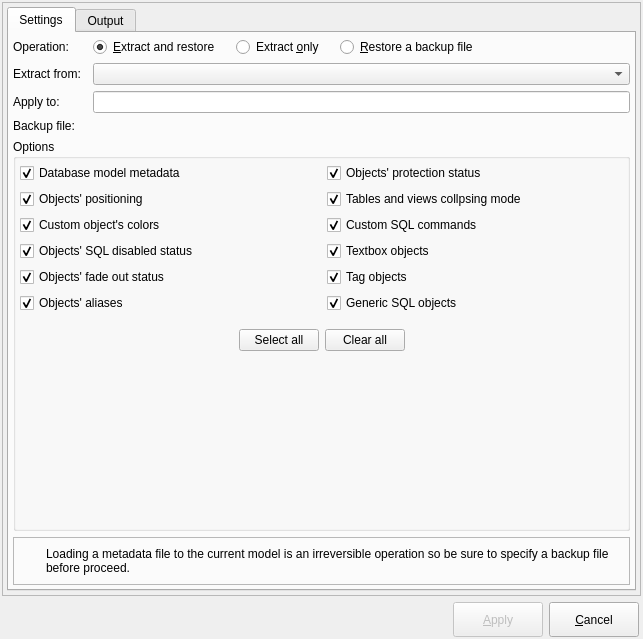
First picture: the form in libpgmodeler_ui/ui/metadatahandlingform.ui, repository pgmodeler/pgmodeler, before the edit.
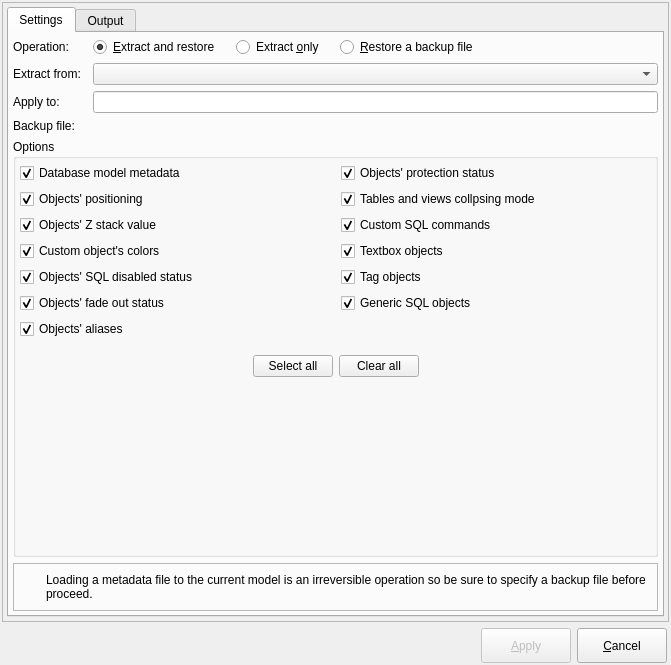
Second picture: the form after the edit. Icons and pictures are not drawn.

Commit message: Added support to save/restore z value attribute in MetadataHandlingForm

The edit to the form file:
```diff
--- a/libpgmodeler_ui/ui/metadatahandlingform.ui
+++ b/libpgmodeler_ui/ui/metadatahandlingform.ui
@@ -6,8 +6,8 @@
    <rect>
     <x>0</x>
     <y>0</y>
-    <width>643</width>
-    <height>639</height>
+    <width>671</width>
+    <height>665</height>
    </rect>
   </property>
   <property name="windowTitle">
@@ -321,16 +321,93 @@
              <property name="horizontalSpacing">
               <number>10</number>
              </property>
-             <item row="6" column="0">
-              <layout class="QHBoxLayout" name="horizontalLayout_21">
+             <item row="13" column="0" colspan="2">
+              <widget class="QWidget" name="widget" native="true">
+               <property name="minimumSize">
+                <size>
+                 <width>0</width>
+                 <height>0</height>
+                </size>
+               </property>
+               <layout class="QHBoxLayout" name="horizontalLayout_2">
+                <property name="spacing">
+                 <number>6</number>
+                </property>
+                <property name="leftMargin">
+                 <number>0</number>
+                </property>
+                <property name="topMargin">
+                 <number>10</number>
+                </property>
+                <property name="rightMargin">
+                 <number>0</number>
+                </property>
+                <property name="bottomMargin">
+                 <number>0</number>
+                </property>
                <item>
-                <widget class="QCheckBox" name="objs_aliases_chk">
+                 <spacer name="horizontalSpacer_4">
+                  <property name="orientation">
+                   <enum>Qt::Horizontal</enum>
+                  </property>
+                  <property name="sizeHint" stdset="0">
+                   <size>
+                    <width>40</width>
+                    <height>20</height>
+                   </size>
+                  </property>
+                 </spacer>
+                </item>
+                <item>
+                 <widget class="QPushButton" name="select_all_btn">
                  <property name="sizePolicy">
                   <sizepolicy hsizetype="Preferred" vsizetype="Fixed">
                    <horstretch>0</horstretch>
                    <verstretch>0</verstretch>
                   </sizepolicy>
                  </property>
+                  <property name="text">
+                   <string>Select all</string>
+                  </property>
+                 </widget>
+                </item>
+                <item>
+                 <widget class="QPushButton" name="clear_all_btn">
+                  <property name="sizePolicy">
+                   <sizepolicy hsizetype="Preferred" vsizetype="Fixed">
+                    <horstretch>0</horstretch>
+                    <verstretch>0</verstretch>
+                   </sizepolicy>
+                  </property>
+                  <property name="text">
+                   <string>Clear all</string>
+                  </property>
+                 </widget>
+                </item>
+                <item>
+                 <spacer name="horizontalSpacer_5">
+                  <property name="orientation">
+                   <enum>Qt::Horizontal</enum>
+                  </property>
+                  <property name="sizeHint" stdset="0">
+                   <size>
+                    <width>40</width>
+                    <height>20</height>
+                   </size>
+                  </property>
+                 </spacer>
+                </item>
+               </layout>
+              </widget>
+             </item>
+             <item row="1" column="1">
+              <widget class="QCheckBox" name="objs_collapse_mode_chk">
+               <property name="sizePolicy">
+                <sizepolicy hsizetype="Preferred" vsizetype="Fixed">
+                 <horstretch>0</horstretch>
+                 <verstretch>0</verstretch>
+                </sizepolicy>
+               </property>
                  <property name="toolTip">
                   <string>&lt;p&gt;Handles the objects' aliases  in the metadata file. Only for graphical objects and table's children objects.&lt;/p&gt;</string>
                  </property>
@@ -338,19 +415,37 @@
                   <string/>
                  </property>
                  <property name="text">
-                  <string>Objects' aliases</string>
+                <string>Tables and views collpsing mode</string>
                  </property>
                  <property name="checked">
                   <bool>true</bool>
                  </property>
                 </widget>
                </item>
-              </layout>
+             <item row="3" column="0">
+              <widget class="QCheckBox" name="custom_colors_chk">
+               <property name="sizePolicy">
+                <sizepolicy hsizetype="Preferred" vsizetype="Fixed">
+                 <horstretch>0</horstretch>
+                 <verstretch>0</verstretch>
+                </sizepolicy>
+               </property>
+               <property name="toolTip">
+                <string>&lt;p&gt;Handles the objects' custom colors in the metadata file. Currently available only for relationships and schemas.&lt;/p&gt;</string>
+               </property>
+               <property name="statusTip">
+                <string/>
+               </property>
+               <property name="text">
+                <string>Custom object's colors</string>
+               </property>
+               <property name="checked">
+                <bool>true</bool>
+               </property>
+              </widget>
              </item>
-             <item row="1" column="0">
-              <layout class="QHBoxLayout" name="horizontalLayout_15">
-               <item>
-                <widget class="QCheckBox" name="objs_positioning_chk">
+             <item row="0" column="0">
+              <widget class="QCheckBox" name="db_metadata_chk">
                  <property name="sizePolicy">
                   <sizepolicy hsizetype="Preferred" vsizetype="Fixed">
                    <horstretch>0</horstretch>
@@ -364,16 +459,14 @@
                   <string/>
                  </property>
                  <property name="text">
-                  <string>Objects' positioning</string>
+                <string>Database model metadata</string>
                  </property>
                  <property name="checked">
                   <bool>true</bool>
                  </property>
                 </widget>
                </item>
-              </layout>
-             </item>
-             <item row="8" column="0" colspan="2">
+             <item row="14" column="0" colspan="2">
               <spacer name="verticalSpacer">
                <property name="orientation">
                 <enum>Qt::Vertical</enum>
@@ -386,35 +479,7 @@
                </property>
               </spacer>
              </item>
-             <item row="2" column="0">
-              <layout class="QHBoxLayout" name="horizontalLayout_17">
-               <item>
-                <widget class="QCheckBox" name="custom_colors_chk">
-                 <property name="sizePolicy">
-                  <sizepolicy hsizetype="Preferred" vsizetype="Fixed">
-                   <horstretch>0</horstretch>
-                   <verstretch>0</verstretch>
-                  </sizepolicy>
-                 </property>
-                 <property name="toolTip">
-                  <string>&lt;p&gt;Handles the objects' custom colors in the metadata file. Currently available only for relationships and schemas.&lt;/p&gt;</string>
-                 </property>
-                 <property name="statusTip">
-                  <string/>
-                 </property>
-                 <property name="text">
-                  <string>Custom object's colors</string>
-                 </property>
-                 <property name="checked">
-                  <bool>true</bool>
-                 </property>
-                </widget>
-               </item>
-              </layout>
-             </item>
              <item row="0" column="1">
-              <layout class="QHBoxLayout" name="horizontalLayout_11">
-               <item>
                 <widget class="QCheckBox" name="objs_protection_chk">
                  <property name="sizePolicy">
                   <sizepolicy hsizetype="Preferred" vsizetype="Fixed">
@@ -436,63 +501,7 @@
                  </property>
                 </widget>
                </item>
-              </layout>
-             </item>
-             <item row="3" column="0">
-              <layout class="QHBoxLayout" name="horizontalLayout_12">
-               <item>
-                <widget class="QCheckBox" name="objs_sql_disabled_chk">
-                 <property name="sizePolicy">
-                  <sizepolicy hsizetype="Preferred" vsizetype="Fixed">
-                   <horstretch>0</horstretch>
-                   <verstretch>0</verstretch>
-                  </sizepolicy>
-                 </property>
-                 <property name="toolTip">
-                  <string>Handles the objects' SQL disabled status in the metadata file.</string>
-                 </property>
-                 <property name="statusTip">
-                  <string/>
-                 </property>
-                 <property name="text">
-                  <string>Objects' SQL disabled status</string>
-                 </property>
-                 <property name="checked">
-                  <bool>true</bool>
-                 </property>
-                </widget>
-               </item>
-              </layout>
-             </item>
-             <item row="0" column="0">
-              <layout class="QHBoxLayout" name="horizontalLayout_10">
-               <item>
-                <widget class="QCheckBox" name="db_metadata_chk">
-                 <property name="sizePolicy">
-                  <sizepolicy hsizetype="Preferred" vsizetype="Fixed">
-                   <horstretch>0</horstretch>
-                   <verstretch>0</verstretch>
-                  </sizepolicy>
-                 </property>
-                 <property name="toolTip">
-                  <string>&lt;p&gt;Handles the following database model attributes in the metadata file: author, zoom factor, last position and default objects.&lt;/p&gt;</string>
-                 </property>
-                 <property name="statusTip">
-                  <string/>
-                 </property>
-                 <property name="text">
-                  <string>Database model metadata</string>
-                 </property>
-                 <property name="checked">
-                  <bool>true</bool>
-                 </property>
-                </widget>
-               </item>
-              </layout>
-             </item>
              <item row="5" column="0">
-              <layout class="QHBoxLayout" name="horizontalLayout_18">
-               <item>
                 <widget class="QCheckBox" name="objs_fadedout_chk">
                  <property name="sizePolicy">
                   <sizepolicy hsizetype="Preferred" vsizetype="Fixed">
@@ -514,12 +523,30 @@
                  </property>
                 </widget>
                </item>
-              </layout>
+             <item row="6" column="0">
+              <widget class="QCheckBox" name="objs_aliases_chk">
+               <property name="sizePolicy">
+                <sizepolicy hsizetype="Preferred" vsizetype="Fixed">
+                 <horstretch>0</horstretch>
+                 <verstretch>0</verstretch>
+                </sizepolicy>
+               </property>
+               <property name="toolTip">
+                <string>&lt;p&gt;Handles the objects' aliases  in the metadata file. Only for graphical objects and table's children objects.&lt;/p&gt;</string>
+               </property>
+               <property name="statusTip">
+                <string/>
+               </property>
+               <property name="text">
+                <string>Objects' aliases</string>
+               </property>
+               <property name="checked">
+                <bool>true</bool>
+               </property>
+              </widget>
              </item>
-             <item row="5" column="1">
-              <layout class="QHBoxLayout" name="horizontalLayout_14">
-               <item>
-                <widget class="QCheckBox" name="tag_objs_chk">
+             <item row="1" column="0">
+              <widget class="QCheckBox" name="objs_positioning_chk">
                  <property name="sizePolicy">
                   <sizepolicy hsizetype="Preferred" vsizetype="Fixed">
                    <horstretch>0</horstretch>
@@ -533,19 +560,15 @@
                   <string/>
                  </property>
                  <property name="text">
-                  <string>Tag objects</string>
+                <string>Objects' positioning</string>
                  </property>
                  <property name="checked">
                   <bool>true</bool>
                  </property>
                 </widget>
                </item>
-              </layout>
-             </item>
-             <item row="3" column="1">
-              <layout class="QHBoxLayout" name="horizontalLayout_13">
-               <item>
-                <widget class="QCheckBox" name="textbox_objs_chk">
+             <item row="4" column="0">
+              <widget class="QCheckBox" name="objs_sql_disabled_chk">
                  <property name="sizePolicy">
                   <sizepolicy hsizetype="Preferred" vsizetype="Fixed">
                    <horstretch>0</horstretch>
@@ -559,18 +582,36 @@
                   <string/>
                  </property>
                  <property name="text">
-                  <string>Textbox objects</string>
+                <string>Objects' SQL disabled status</string>
                  </property>
                  <property name="checked">
                   <bool>true</bool>
                  </property>
                 </widget>
                </item>
-              </layout>
+             <item row="2" column="0">
+              <widget class="QCheckBox" name="objs_z_stack_value_chk">
+               <property name="sizePolicy">
+                <sizepolicy hsizetype="Preferred" vsizetype="Fixed">
+                 <horstretch>0</horstretch>
+                 <verstretch>0</verstretch>
+                </sizepolicy>
+               </property>
+               <property name="toolTip">
+                <string>Handles the objects' z stack value in the metadata file.</string>
+               </property>
+               <property name="statusTip">
+                <string/>
+               </property>
+               <property name="text">
+                <string>Objects' Z stack value</string>
+               </property>
+               <property name="checked">
+                <bool>true</bool>
+               </property>
+              </widget>
              </item>
              <item row="2" column="1">
-              <layout class="QHBoxLayout" name="horizontalLayout_16">
-               <item>
                 <widget class="QCheckBox" name="custom_sql_chk">
                  <property name="sizePolicy">
                   <sizepolicy hsizetype="Preferred" vsizetype="Fixed">
@@ -592,12 +633,30 @@
                  </property>
                 </widget>
                </item>
-              </layout>
+             <item row="3" column="1">
+              <widget class="QCheckBox" name="textbox_objs_chk">
+               <property name="sizePolicy">
+                <sizepolicy hsizetype="Preferred" vsizetype="Fixed">
+                 <horstretch>0</horstretch>
+                 <verstretch>0</verstretch>
+                </sizepolicy>
+               </property>
+               <property name="toolTip">
+                <string>&lt;p&gt;Save textboxes to the output file when extracting metadata. When loading the file, the textboxes are recreated and duplicated ones are ignored.&lt;/p&gt;</string>
+               </property>
+               <property name="statusTip">
+                <string/>
+               </property>
+               <property name="text">
+                <string>Textbox objects</string>
+               </property>
+               <property name="checked">
+                <bool>true</bool>
+               </property>
+              </widget>
              </item>
-             <item row="1" column="1">
-              <layout class="QHBoxLayout" name="horizontalLayout_19">
-               <item>
-                <widget class="QCheckBox" name="objs_collapse_mode_chk">
+             <item row="4" column="1">
+              <widget class="QCheckBox" name="tag_objs_chk">
                  <property name="sizePolicy">
                   <sizepolicy hsizetype="Preferred" vsizetype="Fixed">
                    <horstretch>0</horstretch>
@@ -611,18 +670,14 @@
                   <string/>
                  </property>
                  <property name="text">
-                  <string>Tables and views collpsing mode</string>
+                <string>Tag objects</string>
                  </property>
                  <property name="checked">
                   <bool>true</bool>
                  </property>
                 </widget>
                </item>
-              </layout>
-             </item>
-             <item row="6" column="1">
-              <layout class="QHBoxLayout" name="horizontalLayout_20">
-               <item>
+             <item row="5" column="1">
                 <widget class="QCheckBox" name="generic_sql_objs_chk">
                  <property name="sizePolicy">
                   <sizepolicy hsizetype="Preferred" vsizetype="Fixed">
@@ -642,87 +697,6 @@
                  <property name="checked">
                   <bool>true</bool>
                  </property>
-                </widget>
-               </item>
-              </layout>
-             </item>
-             <item row="7" column="0" colspan="2">
-              <widget class="QWidget" name="widget" native="true">
-               <property name="minimumSize">
-                <size>
-                 <width>0</width>
-                 <height>0</height>
-                </size>
-               </property>
-               <layout class="QHBoxLayout" name="horizontalLayout_2">
-                <property name="spacing">
-                 <number>6</number>
-                </property>
-                <property name="leftMargin">
-                 <number>0</number>
-                </property>
-                <property name="topMargin">
-                 <number>10</number>
-                </property>
-                <property name="rightMargin">
-                 <number>0</number>
-                </property>
-                <property name="bottomMargin">
-                 <number>0</number>
-                </property>
-                <item>
-                 <spacer name="horizontalSpacer_4">
-                  <property name="orientation">
-                   <enum>Qt::Horizontal</enum>
-                  </property>
-                  <property name="sizeHint" stdset="0">
-                   <size>
-                    <width>40</width>
-                    <height>20</height>
-                   </size>
-                  </property>
-                 </spacer>
-                </item>
-                <item>
-                 <widget class="QPushButton" name="select_all_btn">
-                  <property name="sizePolicy">
-                   <sizepolicy hsizetype="Preferred" vsizetype="Fixed">
-                    <horstretch>0</horstretch>
-                    <verstretch>0</verstretch>
-                   </sizepolicy>
-                  </property>
-                  <property name="text">
-                   <string>Select all</string>
-                  </property>
-                 </widget>
-                </item>
-                <item>
-                 <widget class="QPushButton" name="clear_all_btn">
-                  <property name="sizePolicy">
-                   <sizepolicy hsizetype="Preferred" vsizetype="Fixed">
-                    <horstretch>0</horstretch>
-                    <verstretch>0</verstretch>
-                   </sizepolicy>
-                  </property>
-                  <property name="text">
-                   <string>Clear all</string>
-                  </property>
-                 </widget>
-                </item>
-                <item>
-                 <spacer name="horizontalSpacer_5">
-                  <property name="orientation">
-                   <enum>Qt::Horizontal</enum>
-                  </property>
-                  <property name="sizeHint" stdset="0">
-                   <size>
-                    <width>40</width>
-                    <height>20</height>
-                   </size>
-                  </property>
-                 </spacer>
-                </item>
-               </layout>
               </widget>
              </item>
             </layout>
```
Left out of the diff: 10 changed lines with no effect on the pictures. Lines whose indentation alone changed are shown as unchanged. The commit also changes 5 other files.
